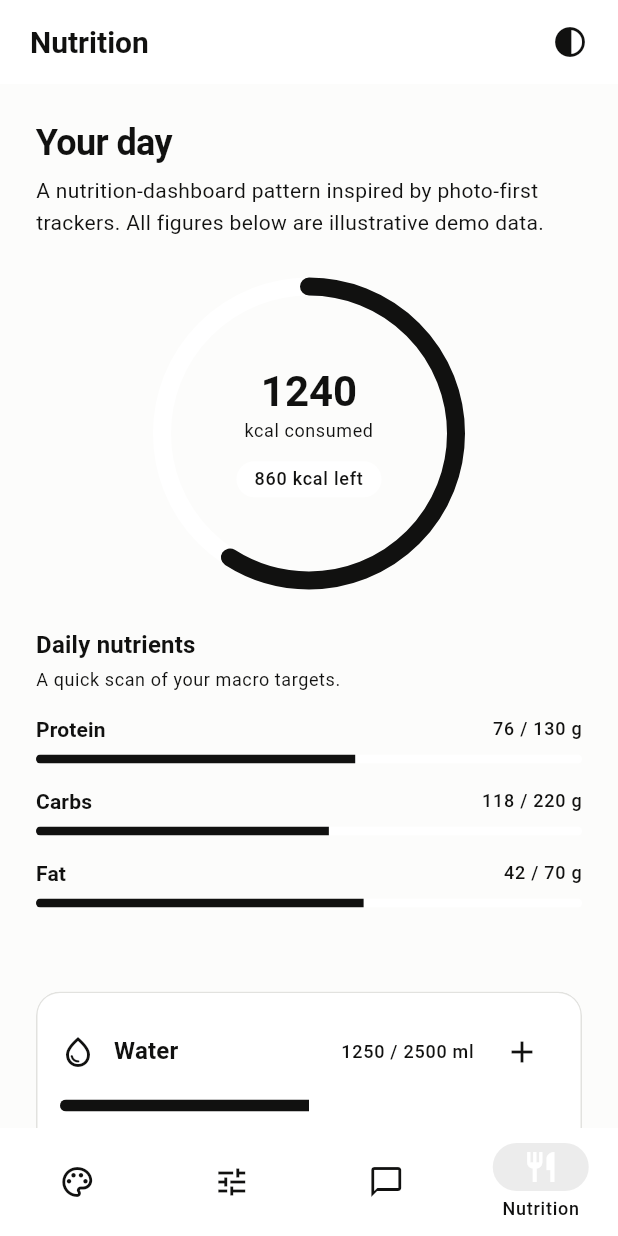
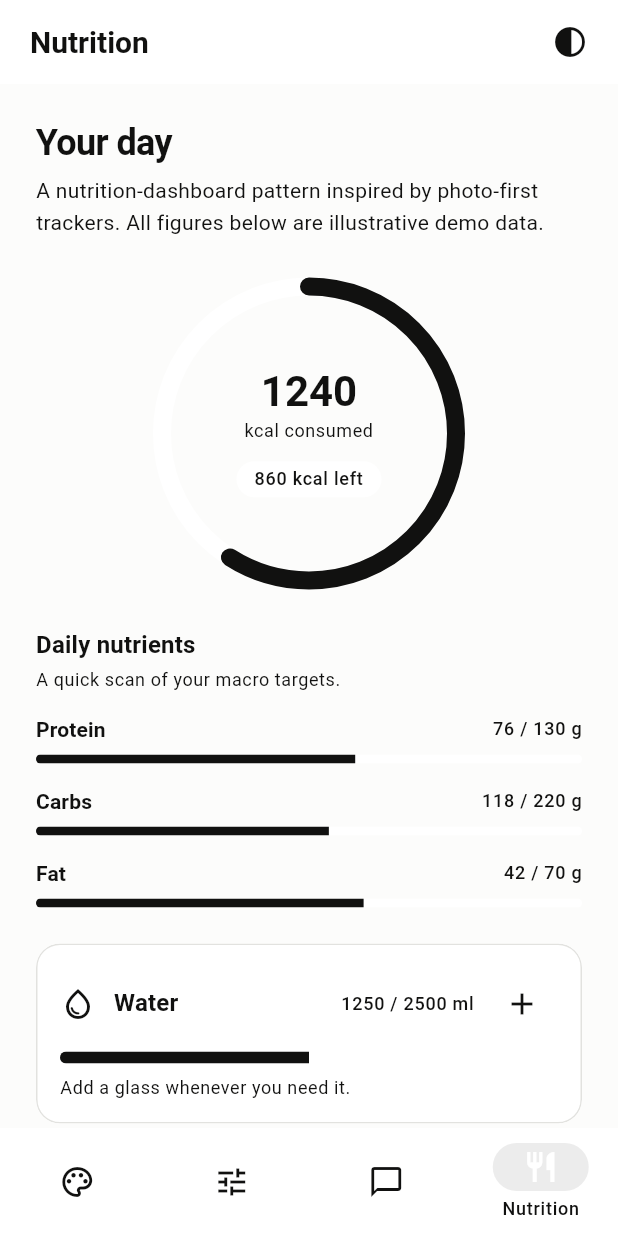
Before and after one commit to kingdart007-dev/awesome-flutter-kit, a Flutter app: the screen it shows after launch, item 4 of the bottom bar chosen, on a phone screen of 412 x 824 dp. Run offline on Flutter 3.47's test engine with Material 3 defaults, Android fonts, the phone set to English and light mode, and no system bars.

Commit message:
Polish nutrition dashboard layout and integer hydration state

```diff
--- a/example/lib/main.dart
+++ b/example/lib/main.dart
@@ -398,7 +398,6 @@ class _KitShowcaseHomeState extends State<KitShowcaseHome> {
           goal: 70,
           unit: 'g',
         ),
-        const SizedBox(height: AfkSpacing.xl),
         const SizedBox(height: AfkSpacing.lg),
         AfkCard(
           child: AfkHydrationTracker(
@@ -408,7 +407,7 @@ class _KitShowcaseHomeState extends State<KitShowcaseHome> {
             amountLabel: 'Add a glass whenever you need it.',
             addTooltip: 'Add 250 ml of water',
             onAdd: (amount) => setState(() {
-              _waterMl = (_waterMl + amount).clamp(0, 2500);
+              _waterMl = (_waterMl + amount).clamp(0, 2500).toInt();
             }),
           ),
         ),
@@ -431,7 +430,7 @@ class _KitShowcaseHomeState extends State<KitShowcaseHome> {
                 subtitle: 'Breakfast · yogurt, berries, oats',
                 calories: 360,
                 calorieUnit: 'kcal',
-                leading: const Icon(Icons.breakfast_dining_outlined),
+                leading: const Icon(Icons.restaurant_outlined),
                 onTap: () => AfkSnackBar.show(
                   context,
                   message: 'Demo entry selected. Your app owns meal details.',
@@ -443,7 +442,7 @@ class _KitShowcaseHomeState extends State<KitShowcaseHome> {
                 subtitle: 'Lunch · rice, chicken, vegetables',
                 calories: 640,
                 calorieUnit: 'kcal',
-                leading: const Icon(Icons.lunch_dining_outlined),
+                leading: const Icon(Icons.rice_bowl_outlined),
                 onTap: () => AfkSnackBar.show(
                   context,
                   message: 'Demo entry selected. Your app owns meal details.',
```
